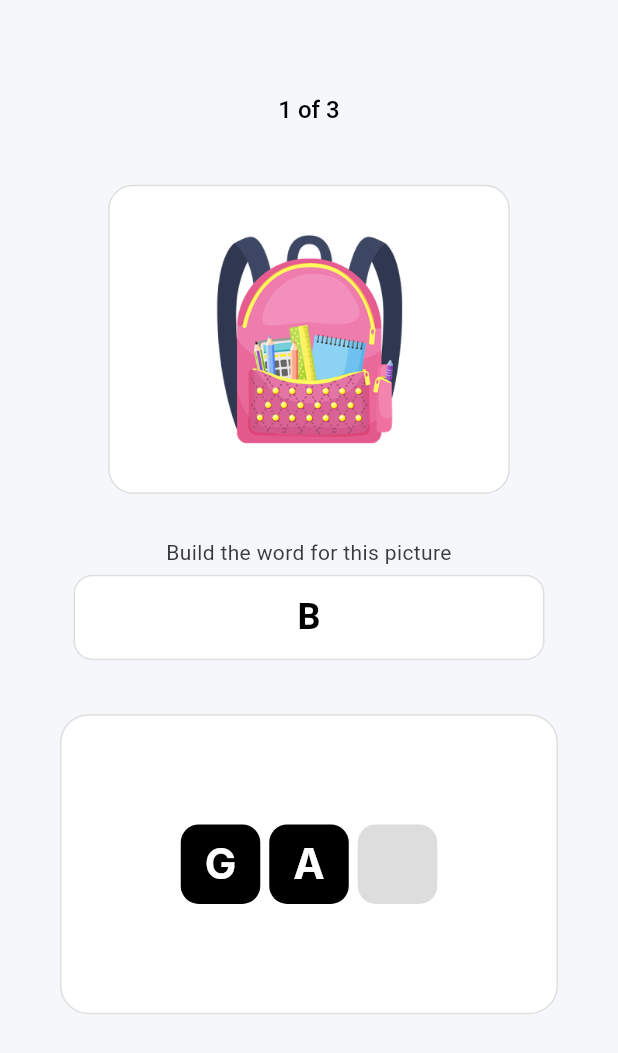
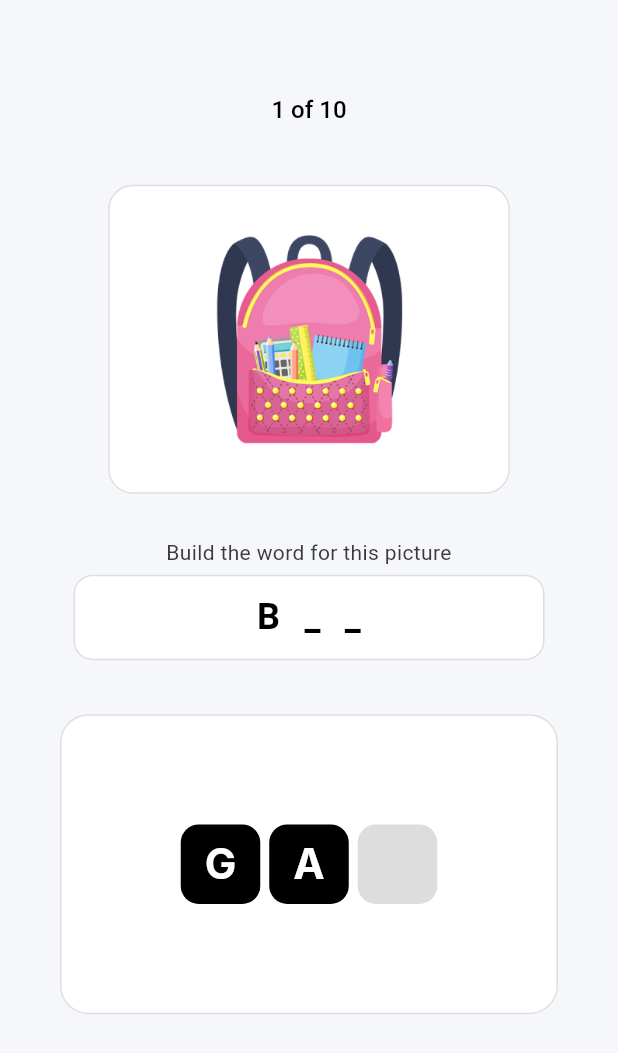
Before and after one commit to Himashirathnayake1/English-game-app, a Flutter app: the screen it shows after launch, after a tap on an icon or button, on a phone screen of 412 x 824 dp. Shown: the top 1053 px of the screen. Run offline on Flutter 3.47's test engine with Material 3 defaults, Android fonts, the light colour scheme and no system bars; Roboto replaces fonts that are missing (Inter, Poppins).

Commit message:
10 quizes

```diff
--- a/lib/screens/quiz_list.dart
+++ /dev/null
@@ -1,17 +0,0 @@
-final quizData = [
-  {
-    "word": "BAG",
-    "image": "assets/images/bag.png",
-    "translation": "බෑගය"
-  },
-  {
-    "word": "PENCIL",
-    "image": "assets/images/pencil.png",
-    "translation": "පෑන"
-  },
-  {
-    "word": "TEACHER",
-    "image": "assets/images/teacher.png",
-    "translation": "ගුරුතුමිය"
-  },
-];
--- a/lib/screens/quiz_screen.dart
+++ b/lib/screens/quiz_screen.dart
@@ -7,7 +7,7 @@ class QuizItem {
   final String word;
   final String imagePath;
   final String translation;
-  final List<String> letters; // show these letters in container
+  final List<String> letters; // show these letters in quiz container
 
   QuizItem({
     required this.word,
@@ -25,7 +25,7 @@ class QuizScreen extends StatefulWidget {
 }
 
 class _QuizScreenState extends State<QuizScreen> {
-  // ✅ All quizzes in one list
+  //  All quizzes in one list
   final List<QuizItem> quizzes = [
     QuizItem(
       word: "BAG",
@@ -33,38 +33,101 @@ class _QuizScreenState extends State<QuizScreen> {
       translation: "බෑගය",
       letters: ["G", "A", "B"],
     ),
+
     QuizItem(
       word: "PENCIL",
       imagePath: "assets/images/pencil.png",
       translation: "පැන්සල",
       letters: ["C", "E", "L", "N", "I", "P"],
     ),
+
     QuizItem(
       word: "TEACHER",
       imagePath: "assets/images/teacher.png",
       translation: "ගුරුතුමිය",
-      letters: ["T", "E", "A", "C", "H", "R","E"],
+      letters: ["R", "E", "A", "H", "C", "T", "E"],
+    ),
+    QuizItem(
+      word: "CHAIR",
+      imagePath: "assets/images/chair.png",
+      translation: "පුටුව",
+      letters: ["I", "R","H", "A", "C"],
+    ),
+    QuizItem(
+      word: "TABLE",
+      imagePath: "assets/images/table.png",
+      translation: "මේසය",
+      letters: ["B", "A", "T", "L", "E"],
+    ),
+    QuizItem(
+      word: "CupBoard",
+      imagePath: "assets/images/cupboard.png",
+      translation: "අල්මාරිය",
+      letters: ["A", "U", "P", "O", "D", "C", "R", "B"],
+    ),
+    QuizItem(
+      word: "TOYS",
+      imagePath: "assets/images/toys.jpg",
+      translation: "සෙල්ලම් බඩු",
+      letters: ["Y","T", "O",  "S"],
+    ),
+    QuizItem(
+      word: "HOUSE",
+      imagePath: "assets/images/house.jpg",
+      translation: "ගෙදර",
+      letters: ["E", "U", "H", "O", "S"],
+    ),
+    QuizItem(
+      word: "CAR",
+      imagePath: "assets/images/car.avif",
+      translation: "කාර්",
+      letters: ["R", "A", "C"],
+    ),
+    QuizItem(
+      word: "STUDENT",
+      imagePath: "assets/images/student.webp",
+      translation: "ශිෂ්‍යයා",
+      letters: ["T", "E", "N", "D","T", "S", "U"],
     ),
   ];
 
-  int currentIndex = 0; // ✅ Track current quiz index
-  List<String> answer = [];
+  int currentIndex = 0; // Track current quiz index
+  late List<String?> answerSlots; // slots for each letter in the word
   String? wrongLetter;
-  Set<String> usedLetters = {};
+  Set<String> usedLetters = {}; // track used letters with index e.g. E0, E6
 
   QuizItem get currentQuiz => quizzes[currentIndex];
 
-  void onLetterTap(String letter) {
-    int nextIndex = answer.length;
 
-    if (letter == currentQuiz.word[nextIndex]) {
+  @override
+  void initState() {
+    super.initState();
+    resetQuiz();
+  }
+
+  void resetQuiz() {
+    answerSlots = List<String?>.filled(currentQuiz.word.length, null);
+    wrongLetter = null;
+    usedLetters.clear();
+  }
+
+  void onLetterTap(String letter, int index) {
+  final word = currentQuiz.word.toUpperCase();
+
+  // find the first empty slot (sequence order)
+  int nextIndex = answerSlots.indexWhere((e) => e == null);
+
+  if (nextIndex == -1) return; // if already full return
+//If letter matches the expected one at nextIndex → fill slot, mark button used, clear wrong flag.
+  if (word[nextIndex] == letter) {
     setState(() {
-        answer.add(letter);
-        usedLetters.add(letter);
+      answerSlots[nextIndex] = letter;
+      usedLetters.add(letter + index.toString());
       wrongLetter = null;
     });
 
-      if (answer.join() == currentQuiz.word) {
+    // check if completed
+    if (answerSlots.join() == word) {
       showModalBottomSheet(
         context: context,
         isScrollControlled: true,
@@ -82,25 +145,26 @@ class _QuizScreenState extends State<QuizScreen> {
       );
     }
   } else {
+    //  wrong letter
     setState(() {
       wrongLetter = letter;
     });
   }
 }
 
+
+
   void goToNextQuiz() {
     if (currentIndex < quizzes.length - 1) {
       setState(() {
         currentIndex++;
-        answer = [];
-        wrongLetter = null;
-        usedLetters.clear();
+        resetQuiz();
       });
     } else {
-      // ✅ Finished all
-      ScaffoldMessenger.of(
-        context,
-      ).showSnackBar(const SnackBar(content: Text("All quizzes completed 🎉")));
+      // Finished all
+      ScaffoldMessenger.of(context).showSnackBar(
+        const SnackBar(content: Text("All quizzes completed 🎉")),
+      );
     }
   }
 
@@ -115,7 +179,7 @@ class _QuizScreenState extends State<QuizScreen> {
           children: [
             SizedBox(height: screenHeight * 0.08),
 
-            // ✅ Progress text
+            // Progress text
             Align(
               alignment: Alignment.center,
               child: Text(
@@ -126,7 +190,7 @@ class _QuizScreenState extends State<QuizScreen> {
 
             SizedBox(height: screenHeight * 0.05),
 
-            // ✅ Image container
+            //  Image container
             Container(
               width: screenWidth * 0.65,
               height: screenHeight * 0.25,
@@ -153,11 +217,11 @@ class _QuizScreenState extends State<QuizScreen> {
             ),
 
             const SizedBox(height: 8),
-            AnswerBox(answer: answer),
+            AnswerBox(answer: answerSlots), //  show slots not list
 
             const SizedBox(height: 36),
 
-            // ✅ Quiz letters
+            //  Quiz letters
             Container(
               width: 332,
               height: 200,
@@ -170,18 +234,16 @@ class _QuizScreenState extends State<QuizScreen> {
                 child: Wrap(
                   alignment: WrapAlignment.center,
                   spacing: 6,
-                  runSpacing: 12, // space between rows
-                  children:
-                      currentQuiz.letters
-                          .map(
-                            (letter) => LetterButton(
+                  runSpacing: 12,
+                  children: List.generate(currentQuiz.letters.length, (i) {
+                    final letter = currentQuiz.letters[i];
+                    return LetterButton(
                       letter: letter,
                       isWrong: wrongLetter == letter,
-                              isUsed: usedLetters.contains(letter),
-                              onTap: () => onLetterTap(letter),
-                            ),
-                          )
-                          .toList(),
+                      isUsed: usedLetters.contains(letter + i.toString()),
+                      onTap: () => onLetterTap(letter, i),
+                    );
+                  }),
                 ),
               ),
             ),
--- a/lib/widgets/answer_box.dart
+++ b/lib/widgets/answer_box.dart
@@ -1,7 +1,7 @@
 import 'package:flutter/material.dart';
 
 class AnswerBox extends StatelessWidget {
-  final List<String> answer;
+  final List<String?> answer; //  allow null values for empty slots
 
   const AnswerBox({super.key, required this.answer});
 
@@ -18,17 +18,19 @@ class AnswerBox extends StatelessWidget {
       child: Row(
         mainAxisAlignment: MainAxisAlignment.center,
         children: answer
-            .map((e) => Padding(
+            .map(
+              (e) => Padding(
                 padding: const EdgeInsets.symmetric(horizontal: 8.0),
                 child: Text(
-                    e,
+                  e ?? "_", //  show "_" if empty
                   style: const TextStyle(
                     fontSize: 24,
                     fontWeight: FontWeight.bold,
-                      color: Colors.black, // ✅ only black letters
+                    color: Colors.black,
                   ),
                 ),
-                ))
+              ),
+            )
             .toList(),
       ),
     );
```
Also changed, not shown: assets/images/chair.png (added), assets/images/cupboard.png (added), assets/images/house.jpg (added), assets/images/student.webp (added), assets/images/table.png (added), 2 other files. Lines whose indentation alone changed are shown as unchanged.
